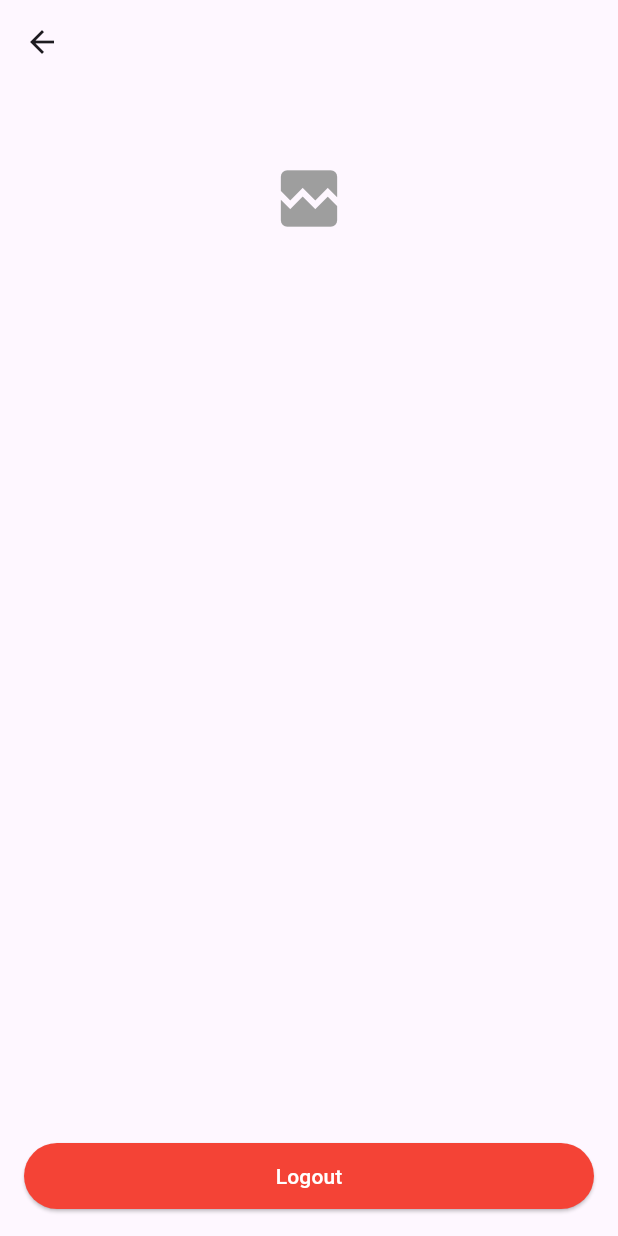
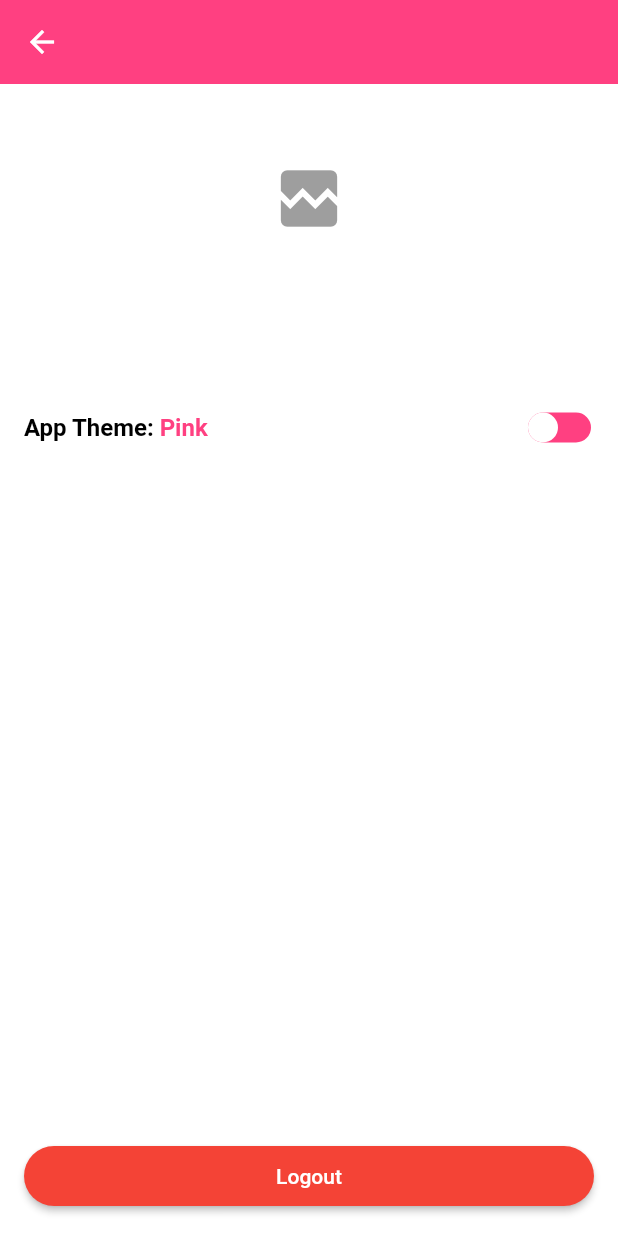
Before and after one commit to devresaja/technical-arkit, a Flutter app: the ChatScreen screen opened by its route, after a tap on the "account circle" icon, on a phone screen of 412 x 824 dp. Run offline on Flutter 3.47's test engine with Material 3 defaults, Android fonts, the phone set to English and light mode, and no system bars; drawn by our look-alikes of animated_toggle_switch; our stand-ins replace bloc, cloud_firestore, dio, either_dart, firebase_auth, firebase_core and 7 more; accounts and stored records are empty; Roboto replaces fonts that are missing (NunitoSans).

Commit message:
feat: add theme switcher & update ui

```diff
--- a/lib/core/theme/app_color.dart
+++ b/lib/core/theme/app_color.dart
@@ -2,22 +2,22 @@ import 'package:flutter/material.dart';
 
 class AppColor {
   static AppColorBase? _theme;
-  static final _darkColor = DarkColor();
-  static final _lightColor = LightColor();
+  static final _blueColor = BlueColor();
+  static final _pinkColor = PinkColor();
 
   AppColor._();
 
   static AppColorBase get instance {
-    _theme ??= DarkColor();
+    _theme ??= BlueColor();
     return _theme!;
   }
 
-  static void init(bool isDarkMode) {
-    _theme = isDarkMode ? _darkColor : _lightColor;
+  static void init(bool isBlueMode) {
+    _theme = isBlueMode ? _blueColor : _pinkColor;
   }
 
   static void updateTheme() {
-    final newTheme = _theme is DarkColor ? _lightColor : _darkColor;
+    final newTheme = _theme is BlueColor ? _pinkColor : _blueColor;
     _theme = newTheme;
   }
 
@@ -44,7 +44,7 @@ abstract class AppColorBase {
   Color get whiteAccent;
 }
 
-class LightColor implements AppColorBase {
+class BlueColor implements AppColorBase {
   @override
   Color primary = Colors.blue;
   @override
@@ -65,23 +65,23 @@ class LightColor implements AppColorBase {
   Color whiteAccent = const Color.fromARGB(255, 114, 110, 110);
 }
 
-class DarkColor implements AppColorBase {
+class PinkColor implements AppColorBase {
   @override
-  Color primary = Colors.blue;
+  Color primary = Colors.pinkAccent;
   @override
-  Color secondary = const Color(0xff0e0f0f);
+  Color secondary = const Color.fromARGB(255, 247, 247, 247);
   @override
-  Color secondaryAccent = const Color.fromARGB(255, 24, 24, 24);
+  Color secondaryAccent = const Color.fromARGB(255, 234, 232, 232);
   @override
-  Color accent = const Color(0xffa7a2a2);
+  Color accent = const Color.fromARGB(255, 59, 73, 80);
   @override
   Color error = Colors.red;
   @override
   Color errorText = const Color(0xffff3131);
   @override
-  Color white = Colors.black;
+  Color white = Colors.white;
   @override
-  Color black = Colors.white;
+  Color black = Colors.black;
   @override
-  Color whiteAccent = const Color.fromARGB(255, 232, 225, 225);
+  Color whiteAccent = const Color.fromARGB(255, 114, 110, 110);
 }
--- /dev/null
+++ b/lib/core/theme/bloc/theme_bloc.dart
@@ -0,0 +1,22 @@
+import 'package:bloc/bloc.dart';
+import 'package:meta/meta.dart';
+import 'package:technical_artkit/core/theme/app_color.dart';
+import 'package:technical_artkit/services/local_storage_service.dart';
+
+part 'theme_event.dart';
+part 'theme_state.dart';
+
+class ThemeBloc extends Bloc<ThemeEvent, ThemeState> {
+  ThemeBloc() : super(ThemeState()) {
+    on<UpdateThemeEvent>(_updateTheme);
+  }
+
+  Future<void> _updateTheme(
+    UpdateThemeEvent event,
+    Emitter<ThemeState> emit,
+  ) async {
+    await LocalStorageService.setIsBlueMode(event.isBlueMode);
+    AppColor.updateTheme();
+    emit(state.copyWith(isBlueMode: event.isBlueMode));
+  }
+}
--- /dev/null
+++ b/lib/core/theme/bloc/theme_event.dart
@@ -0,0 +1,10 @@
+part of 'theme_bloc.dart';
+
+@immutable
+sealed class ThemeEvent {}
+
+class UpdateThemeEvent extends ThemeEvent {
+  final bool isBlueMode;
+
+  UpdateThemeEvent({this.isBlueMode = true});
+}
--- /dev/null
+++ b/lib/core/theme/bloc/theme_state.dart
@@ -0,0 +1,11 @@
+part of 'theme_bloc.dart';
+
+class ThemeState {
+  final bool isBlueMode;
+
+  const ThemeState({this.isBlueMode = false});
+
+  ThemeState copyWith({bool? isBlueMode}) {
+    return ThemeState(isBlueMode: isBlueMode ?? this.isBlueMode);
+  }
+}
--- a/lib/main.dart
+++ b/lib/main.dart
@@ -1,11 +1,17 @@
+import 'dart:developer';
+
 import 'package:firebase_core/firebase_core.dart';
 import 'package:flutter/foundation.dart';
 import 'package:flutter/material.dart';
+import 'package:flutter_bloc/flutter_bloc.dart';
 import 'package:technical_artkit/core/theme/app_color.dart';
 import 'package:technical_artkit/core/routes/route.dart';
+import 'package:technical_artkit/core/theme/bloc/theme_bloc.dart';
+import 'package:technical_artkit/core/theme/theme.config.dart';
 import 'package:technical_artkit/firebase_options.dart';
 import 'package:technical_artkit/modules/auth/screen/login_screen.dart';
 import 'package:technical_artkit/services/app_lifecycle_service.dart';
+import 'package:technical_artkit/services/local_storage_service.dart';
 import 'package:technical_artkit/utils/navigator_key.dart';
 
 Future<void> main() async {
@@ -16,23 +22,56 @@ Future<void> main() async {
 
   AppColor.init(false);
 
-  runApp(const MyApp());
+  final isBlueMode = await LocalStorageService.getIsBlueMode();
+
+  runApp(MyApp(isBlueMode: isBlueMode));
 }
 
-class MyApp extends StatelessWidget {
-  const MyApp({super.key});
+class MyApp extends StatefulWidget {
+  final bool isBlueMode;
+
+  const MyApp({super.key, required this.isBlueMode});
+
+  @override
+  State<MyApp> createState() => _MyAppState();
+}
+
+class _MyAppState extends State<MyApp> {
+  final _themeBloc = ThemeBloc();
+
+  @override
+  void initState() {
+    super.initState();
+    AppColor.init(widget.isBlueMode);
+  }
 
   @override
   Widget build(BuildContext context) {
+    return BlocProvider(
+      create: (context) => _themeBloc,
+      child: BlocBuilder<ThemeBloc, ThemeState>(
+        bloc: _themeBloc,
+        buildWhen:
+            (previous, current) => previous.isBlueMode != current.isBlueMode,
+        builder: (context, state) {
+          log('isBlueMode: ${widget.isBlueMode}');
           return MaterialApp(
             debugShowCheckedModeBanner: kDebugMode,
             title: 'MiniChatApp',
+            theme: themeConfig(isBlueMode: widget.isBlueMode),
             navigatorKey: navigatorKey,
             builder:
-          (context, child) =>
-              SafeArea(top: false, right: false, left: false, child: child!),
-      initialRoute: LoginScreen.path,
+                (context, child) => SafeArea(
+                  top: false,
+                  right: false,
+                  left: false,
+                  child: child!,
+                ),
+            home: LoginScreen(),
             onGenerateRoute: RouteConfig.generateRoute,
+          );
+        },
+      ),
     );
   }
 }
--- a/lib/modules/auth/data/auth_api.dart
+++ b/lib/modules/auth/data/auth_api.dart
@@ -55,8 +55,6 @@ class AuthApi {
         isOnline: true,
       );
 
-      await LocalStorageService.setUserData(userData);
-
       return Right(userData);
     } catch (e) {
       return Left(e.toString());
--- a/lib/modules/chat/screen/chat_screen.dart
+++ b/lib/modules/chat/screen/chat_screen.dart
@@ -4,6 +4,7 @@ import 'package:flutter_bloc/flutter_bloc.dart';
 import 'package:intl/intl.dart';
 import 'package:technical_artkit/constant/divider.dart';
 import 'package:technical_artkit/core/theme/app_color.dart';
+import 'package:technical_artkit/core/theme/bloc/theme_bloc.dart';
 import 'package:technical_artkit/modules/chat/bloc/chat_bloc.dart';
 import 'package:technical_artkit/modules/chat/model/chatroom.dart';
 import 'package:technical_artkit/modules/chat/screen/all_user_screen.dart';
@@ -32,9 +33,11 @@ class _ChatScreenState extends State<ChatScreen> {
 
   @override
   Widget build(BuildContext context) {
+    return BlocBuilder<ThemeBloc, ThemeState>(
+      builder: (context, state) {
         return Scaffold(
           appBar: AppBar(
-        title: TextWidget('Chat'),
+            title: Text('Chat'),
             actions: [
               IconButton(
                 onPressed: () {
@@ -66,9 +69,11 @@ class _ChatScreenState extends State<ChatScreen> {
               onPressed: () {
                 Navigator.pushNamed(context, AllUserScreen.routeName);
               },
-          child: Icon(Icons.message, color: AppColor.white),
+              child: Icon(Icons.message, color: Colors.white),
             ),
           ),
+        );
+      },
     );
   }
 
@@ -120,8 +125,8 @@ class _ChatScreenState extends State<ChatScreen> {
             },
             child: Ink(
               padding: const EdgeInsets.all(16),
+              child: IntrinsicHeight(
                 child: Row(
-                crossAxisAlignment: CrossAxisAlignment.start,
                   children: [
                     Stack(
                       children: [
@@ -170,15 +175,18 @@ class _ChatScreenState extends State<ChatScreen> {
                         ],
                       ),
                     ),
-                  Align(
-                    alignment: Alignment.topRight,
-                    child: TextWidget(
+                    Column(
+                      children: [
+                        TextWidget(
                           DateFormat.jm().format(chatRoom.lastMessageTime!),
                           fontSize: 10,
                           color: AppColor.black,
                         ),
+                        Spacer(),
+                      ],
                     ),
                   ],
+                ),
               ),
             ),
           ),
--- a/lib/modules/profile/components/user_profile_widget.dart
+++ b/lib/modules/profile/components/user_profile_widget.dart
@@ -18,6 +18,8 @@ class UserProfileWidget extends StatefulWidget {
   final FontWeight fontWeight;
   final bool isVertical;
   final VoidCallback? onTap;
+  final Color? titleColor;
+  final Color? onlineStatusColor;
 
   const UserProfileWidget({
     super.key,
@@ -28,6 +30,8 @@ class UserProfileWidget extends StatefulWidget {
     this.fontWeight = FontWeight.w500,
     this.isVertical = false,
     this.onTap,
+    this.titleColor,
+    this.onlineStatusColor,
   });
 
   @override
@@ -223,7 +227,7 @@ class _UserProfileWidgetState extends State<UserProfileWidget> {
               height: widget.imageSize,
               width: widget.imageSize,
             ),
-            divide8,
+            divide12,
             Column(
               mainAxisSize: MainAxisSize.min,
               children: [
@@ -232,6 +236,7 @@ class _UserProfileWidgetState extends State<UserProfileWidget> {
                   weight: widget.fontWeight,
                   fontSize: widget.fontSize,
                 ),
+                divide12,
                 if (widget.showOnlineStatus)
                   TextWidget(
                     user.isOnline
@@ -268,12 +273,16 @@ class _UserProfileWidgetState extends State<UserProfileWidget> {
                 ellipsed: true,
                 weight: widget.fontWeight,
                 fontSize: widget.fontSize,
+                color: widget.titleColor,
               ),
+              divide4,
               if (widget.showOnlineStatus)
                 TextWidget(
                   user.isOnline ? 'Online' : formatLastOnline(user.lastOnline),
                   fontSize: widget.fontSize - 2,
-                  color: user.isOnline ? Colors.green : Colors.grey,
+                  color:
+                      widget.onlineStatusColor ??
+                      (user.isOnline ? Colors.green : Colors.grey),
                 ),
             ],
           ),
--- a/lib/modules/profile/screen/profile_screen.dart
+++ b/lib/modules/profile/screen/profile_screen.dart
@@ -1,11 +1,15 @@
 import 'package:flutter/material.dart';
 import 'package:flutter_bloc/flutter_bloc.dart';
 import 'package:technical_artkit/constant/divider.dart';
+import 'package:technical_artkit/core/theme/app_color.dart';
+import 'package:technical_artkit/core/theme/bloc/theme_bloc.dart';
 import 'package:technical_artkit/modules/auth/bloc/auth_bloc.dart';
 import 'package:technical_artkit/modules/auth/screen/login_screen.dart';
 import 'package:technical_artkit/modules/profile/components/user_profile_widget.dart';
 import 'package:technical_artkit/utils/view_utils.dart';
 import 'package:technical_artkit/widget/button/custom_button.dart';
+import 'package:technical_artkit/widget/button/custom_switch_button.dart';
+import 'package:technical_artkit/widget/text/text_widget.dart';
 
 class ProfileArgument {
   final String userId;
@@ -30,6 +34,8 @@ class _ProfileScreenState extends State<ProfileScreen> {
 
   @override
   Widget build(BuildContext context) {
+    return BlocBuilder<ThemeBloc, ThemeState>(
+      builder: (context, state) {
         return Scaffold(
           appBar: AppBar(),
           body: Column(
@@ -50,7 +56,39 @@ class _ProfileScreenState extends State<ProfileScreen> {
                           showOnlineStatus: !widget.argument.isMe,
                           isVertical: true,
                         ),
-                    divide24,
+                        divide36,
+                        if (widget.argument.isMe)
+                          Row(
+                            mainAxisAlignment: MainAxisAlignment.spaceBetween,
+                            children: [
+                              Row(
+                                children: [
+                                  TextWidget(
+                                    'App Theme: ',
+                                    fontSize: 16,
+                                    weight: FontWeight.bold,
+                                  ),
+                                  TextWidget(
+                                    context.read<ThemeBloc>().state.isBlueMode
+                                        ? 'Blue'
+                                        : 'Pink',
+                                    fontSize: 16,
+                                    weight: FontWeight.bold,
+                                    color: AppColor.primary,
+                                  ),
+                                ],
+                              ),
+                              CustomSwitchButton(
+                                value:
+                                    context.read<ThemeBloc>().state.isBlueMode,
+                                onChanged: (value) {
+                                  context.read<ThemeBloc>().add(
+                                    UpdateThemeEvent(isBlueMode: value),
+                                  );
+                                },
+                              ),
+                            ],
+                          ),
                       ],
                     ),
                   ),
@@ -59,6 +97,8 @@ class _ProfileScreenState extends State<ProfileScreen> {
               if (widget.argument.isMe) _buildLogoutButton(),
             ],
           ),
+        );
+      },
     );
   }
 
--- a/lib/widget/button/custom_switch_button.dart
+++ b/lib/widget/button/custom_switch_button.dart
@@ -59,10 +59,6 @@ class _CustomSwitchButtonState extends State<CustomSwitchButton> {
   }
 
   Color _getBackgroundColor() {
-    return widget.isLoading
-        ? Colors.transparent
-        : widget.value
-        ? AppColor.primary
-        : Color.fromARGB(255, 213, 215, 218);
+    return widget.isLoading ? Colors.transparent : AppColor.primary;
   }
 }
```
Also changed, not shown: lib/modules/chat/screen/all_user_screen.dart (+7 -23 lines), lib/modules/chat/screen/chat_detail_screen.dart (+3 -6 lines), lib/services/local_storage_service.dart (+5 -27 lines), lib/core/theme/theme.config.dart, 1 other file. Lines whose indentation alone changed are shown as unchanged.
